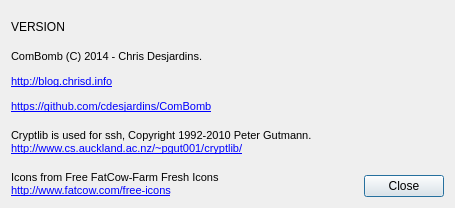
Qt form ComBombGui/aboutdialog.ui (cdesjardins/ComBomb) before a commit.
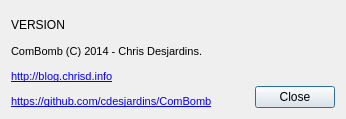
The same form after that commit. Icons and pictures are not drawn. Custom widgets are drawn as their Qt base class.

Commit message: Cleanup about box and docs

```diff
--- a/ComBombGui/aboutdialog.ui
+++ b/ComBombGui/aboutdialog.ui
@@ -9,8 +9,8 @@
    <rect>
     <x>0</x>
     <y>0</y>
-    <width>455</width>
-    <height>208</height>
+    <width>346</width>
+    <height>119</height>
    </rect>
   </property>
   <property name="focusPolicy">
@@ -63,9 +63,7 @@
 &lt;/style&gt;&lt;/head&gt;&lt;body style=&quot; font-family:'Cantarell'; font-size:11pt; font-weight:400; font-style:normal;&quot;&gt;
 &lt;p style=&quot; margin-top:12px; margin-bottom:12px; margin-left:0px; margin-right:0px; -qt-block-indent:0; text-indent:0px;&quot;&gt;&lt;span style=&quot; font-family:'MS Shell Dlg 2'; font-size:8pt;&quot;&gt;ComBomb (C) 2014 - Chris Desjardins.&lt;/span&gt;&lt;/p&gt;
 &lt;p style=&quot; margin-top:12px; margin-bottom:12px; margin-left:0px; margin-right:0px; -qt-block-indent:0; text-indent:0px;&quot;&gt;&lt;a href=&quot;http://blog.chrisd.info&quot;&gt;&lt;span style=&quot; font-family:'MS Shell Dlg 2'; font-size:8pt; text-decoration: underline; color:#0000ff;&quot;&gt;http://blog.chrisd.info&lt;/span&gt;&lt;/a&gt;&lt;/p&gt;
-&lt;p style=&quot; margin-top:12px; margin-bottom:12px; margin-left:0px; margin-right:0px; -qt-block-indent:0; text-indent:0px;&quot;&gt;&lt;a href=&quot;https://github.com/cdesjardins/ComBomb&quot;&gt;&lt;span style=&quot; font-family:'Sans Serif'; font-size:8pt; text-decoration: underline; color:#0000ff;&quot;&gt;https://github.com/cdesjardins/ComBomb&lt;/span&gt;&lt;/a&gt;&lt;/p&gt;
-&lt;p style=&quot; margin-top:12px; margin-bottom:12px; margin-left:0px; margin-right:0px; -qt-block-indent:0; text-indent:0px;&quot;&gt;&lt;span style=&quot; font-family:'MS Shell Dlg 2'; font-size:8pt;&quot;&gt;Cryptlib is used for ssh, Copyright 1992-2010 Peter Gutmann.&lt;/span&gt;&lt;br /&gt;&lt;a href=&quot;http://www.cs.auckland.ac.nz/~pgut001/cryptlib/&quot;&gt;&lt;span style=&quot; font-family:'MS Shell Dlg 2'; font-size:8pt; text-decoration: underline; color:#0000ff;&quot;&gt;http://www.cs.auckland.ac.nz/~pgut001/cryptlib/&lt;/span&gt;&lt;/a&gt;&lt;/p&gt;
-&lt;p style=&quot; margin-top:12px; margin-bottom:12px; margin-left:0px; margin-right:0px; -qt-block-indent:0; text-indent:0px;&quot;&gt;&lt;span style=&quot; font-family:'MS Shell Dlg 2'; font-size:8pt;&quot;&gt;Icons from Free FatCow-Farm Fresh Icons&lt;/span&gt;&lt;br /&gt;&lt;a href=&quot;http://www.fatcow.com/free-icons&quot;&gt;&lt;span style=&quot; font-family:'MS Shell Dlg 2'; font-size:8pt; text-decoration: underline; color:#0000ff;&quot;&gt;http://www.fatcow.com/free-icons&lt;/span&gt;&lt;/a&gt;&lt;/p&gt;&lt;/body&gt;&lt;/html&gt;</string>
+&lt;p style=&quot; margin-top:12px; margin-bottom:12px; margin-left:0px; margin-right:0px; -qt-block-indent:0; text-indent:0px;&quot;&gt;&lt;a href=&quot;https://github.com/cdesjardins/ComBomb&quot;&gt;&lt;span style=&quot; font-family:'Sans Serif'; font-size:8pt; text-decoration: underline; color:#0000ff;&quot;&gt;https://github.com/cdesjardins/ComBomb&lt;/span&gt;&lt;/a&gt;&lt;/p&gt;&lt;/body&gt;&lt;/html&gt;</string>
      </property>
      <property name="textFormat">
       <enum>Qt::RichText</enum>
```
The commit also changes 2 other files.
